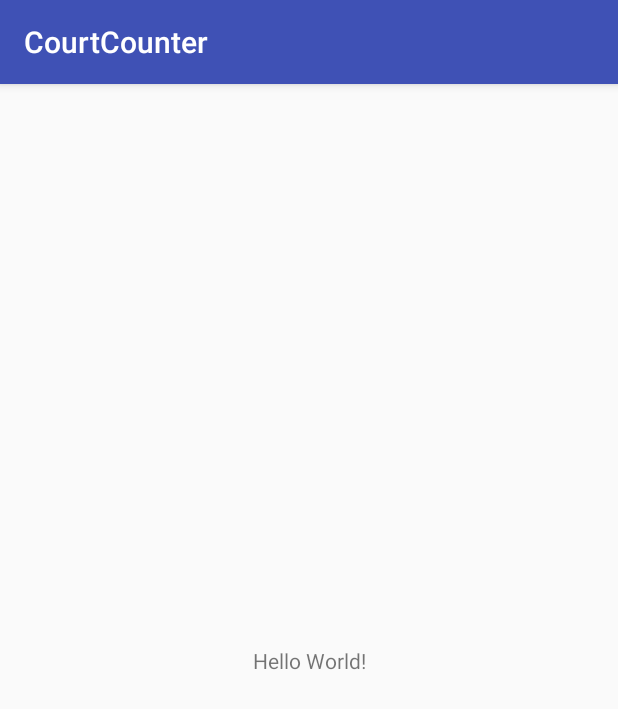
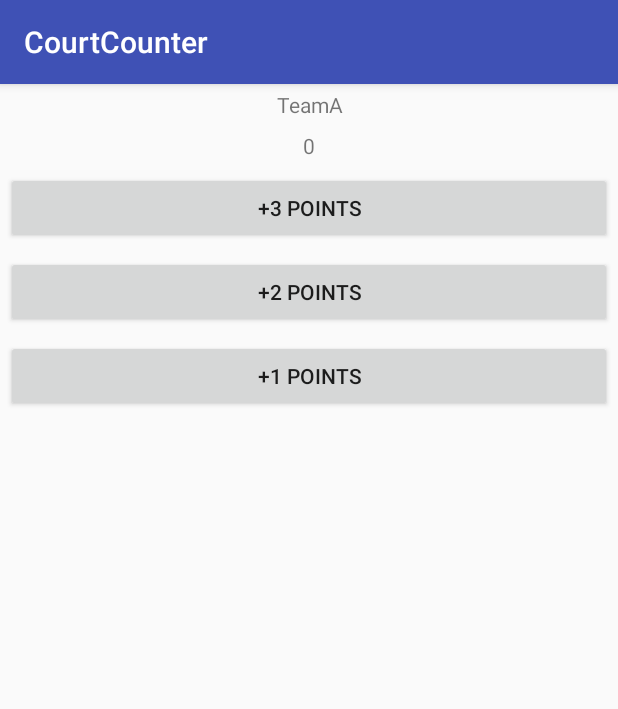
Before and after one commit to taodaren/CourtCounter, an Android app: the screen it shows after launch (MainActivity), on a phone screen of 412 x 824 dp. Shown: the top 709 px of the screen. Run offline under Robolectric (Android 15) with nearby library versions, the phone set to English and light mode, and no system bars.

Commit message:
设置方法

```diff
--- a/app/src/main/java/io/github/taodaren/courtcounter/MainActivity.java
+++ b/app/src/main/java/io/github/taodaren/courtcounter/MainActivity.java
@@ -1,13 +1,42 @@
 package io.github.taodaren.courtcounter;
 
+import android.os.Bundle;
 import android.support.v7.app.AppCompatActivity;
-import android.os.Bundle;
+import android.view.View;
+import android.widget.TextView;
 
-public class MainActivity extends AppCompatActivity {
+public class MainActivity extends AppCompatActivity implements View.OnClickListener {
 
     @Override
     protected void onCreate(Bundle savedInstanceState) {
         super.onCreate(savedInstanceState);
         setContentView(R.layout.activity_main);
+        findViewById(R.id.btn_1).setOnClickListener(this);
+        findViewById(R.id.btn_2).setOnClickListener(this);
+        findViewById(R.id.btn_3).setOnClickListener(this);
     }
+
+    /**
+     * Displays the given score for Team A.
+     */
+    public void displayForTeamA(int score) {
+        TextView scoreView = (TextView) findViewById(R.id.team_a_score);
+        scoreView.setText(String.valueOf(score));
+    }
+
+    @Override
+    public void onClick(View view) {
+        switch (view.getId()) {
+            case R.id.btn_1:
+                displayForTeamA(1);
+                break;
+            case R.id.btn_2:
+                displayForTeamA(2);
+                break;
+            case R.id.btn_3:
+                displayForTeamA(3);
+                break;
+        }
+    }
+
 }
--- a/app/src/main/res/layout/activity_main.xml
+++ b/app/src/main/res/layout/activity_main.xml
@@ -1,18 +1,45 @@
 <?xml version="1.0" encoding="utf-8"?>
-<android.support.constraint.ConstraintLayout xmlns:android="http://schemas.android.com/apk/res/android"
-    xmlns:app="http://schemas.android.com/apk/res-auto"
+<LinearLayout xmlns:android="http://schemas.android.com/apk/res/android"
     xmlns:tools="http://schemas.android.com/tools"
     android:layout_width="match_parent"
     android:layout_height="match_parent"
+    android:orientation="vertical"
     tools:context="io.github.taodaren.courtcounter.MainActivity">
 
     <TextView
-        android:layout_width="wrap_content"
+        android:layout_width="match_parent"
         android:layout_height="wrap_content"
-        android:text="Hello World!"
-        app:layout_constraintBottom_toBottomOf="parent"
-        app:layout_constraintLeft_toLeftOf="parent"
-        app:layout_constraintRight_toRightOf="parent"
-        app:layout_constraintTop_toTopOf="parent" />
+        android:gravity="center_horizontal"
+        android:padding="4dp"
+        android:text="TeamA" />
 
-</android.support.constraint.ConstraintLayout>
+    <TextView
+        android:id="@+id/team_a_score"
+        android:layout_width="match_parent"
+        android:layout_height="wrap_content"
+        android:gravity="center_horizontal"
+        android:padding="4dp"
+        android:text="0" />
+
+    <Button
+        android:id="@+id/btn_3"
+        android:layout_width="match_parent"
+        android:layout_height="wrap_content"
+        android:layout_margin="4dp"
+        android:text="+3 points" />
+
+    <Button
+        android:id="@+id/btn_2"
+        android:layout_width="match_parent"
+        android:layout_height="wrap_content"
+        android:layout_margin="4dp"
+        android:text="+2 points" />
+
+    <Button
+        android:id="@+id/btn_1"
+        android:layout_width="match_parent"
+        android:layout_height="wrap_content"
+        android:layout_margin="4dp"
+        android:text="+1 points" />
+
+</LinearLayout>
```
